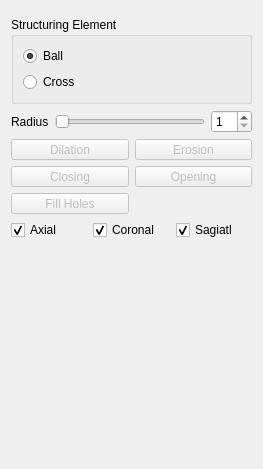
First picture: the form in Plugins/org.mitk.gui.qt.segmentation/src/internal/SegmentationUtilities/MorphologicalOperations/QmitkMorphologicalOperationsWidgetControls.ui, repository MITK/MITK, before the edit.
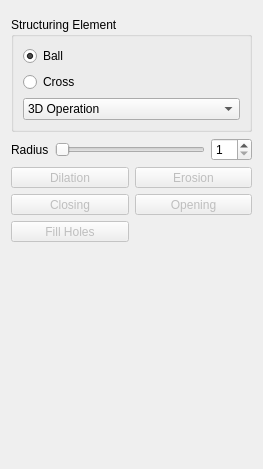
Second picture: the form after the edit. Icons and pictures are not drawn. Custom widgets are drawn as their Qt base class.

Commit message: add combo box for plane selection

The edit to the form file:
```diff
--- a/Plugins/org.mitk.gui.qt.segmentation/src/internal/SegmentationUtilities/MorphologicalOperations/QmitkMorphologicalOperationsWidgetControls.ui
+++ b/Plugins/org.mitk.gui.qt.segmentation/src/internal/SegmentationUtilities/MorphologicalOperations/QmitkMorphologicalOperationsWidgetControls.ui
@@ -40,6 +40,30 @@
         </property>
        </widget>
       </item>
+      <item>
+       <widget class="QComboBox" name="planeSelectionComboBox">
+        <item>
+         <property name="text">
+          <string>3D Operation</string>
+         </property>
+        </item>
+        <item>
+         <property name="text">
+          <string>2D Operation - Axial</string>
+         </property>
+        </item>
+        <item>
+         <property name="text">
+          <string>2D Operation - Sagital</string>
+         </property>
+        </item>
+        <item>
+         <property name="text">
+          <string>2D Operation - Coronal</string>
+         </property>
+        </item>
+       </widget>
+      </item>
      </layout>
     </widget>
    </item>
@@ -232,40 +256,6 @@
      </item>
     </layout>
    </item>
-   <item>
-    <layout class="QHBoxLayout" name="horizontalLayout">
-     <item>
-      <widget class="QCheckBox" name="m_AxialCheckbox">
-       <property name="text">
-        <string>Axial</string>
-       </property>
-       <property name="checked">
-        <bool>true</bool>
-       </property>
-      </widget>
-     </item>
-     <item>
-      <widget class="QCheckBox" name="m_CornalCheckbox">
-       <property name="text">
-        <string>Coronal</string>
-       </property>
-       <property name="checked">
-        <bool>true</bool>
-       </property>
-      </widget>
-     </item>
-     <item>
-      <widget class="QCheckBox" name="m_SagitalCheckbox">
-       <property name="text">
-        <string>Sagiatl</string>
-       </property>
-       <property name="checked">
-        <bool>true</bool>
-       </property>
-      </widget>
-     </item>
-    </layout>
-   </item>
    <item>
     <spacer name="verticalSpacer">
      <property name="orientation">
```
The commit also changes 1 other file.
